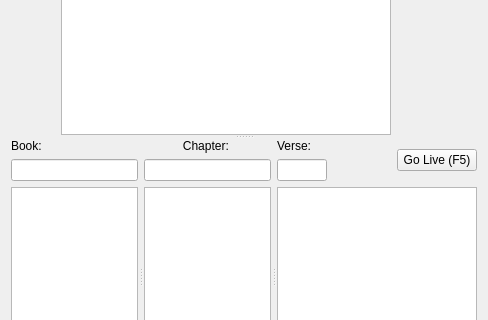
Qt form src/ui/biblewidget.ui (Pmedvedskiy/softprojector) before a commit; both pictures show x 0 to 488 and y 126 to 446 of the 488 by 772 pixel window.
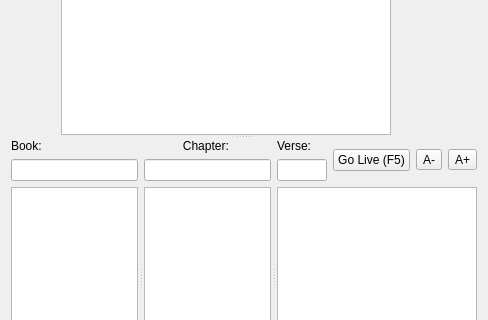
The same form after that commit. Icons and pictures are not drawn.

Commit message: Add A-/A+ buttons to size the Bible verse list, saved with the window layout

Diff of the .ui file:
```diff
--- a/src/ui/biblewidget.ui
+++ b/src/ui/biblewidget.ui
@@ -528,11 +528,24 @@
               </widget>
              </item>
              <item>
-              <layout class="QVBoxLayout" name="verticalLayout_5">
-               <property name="spacing">
-                <number>0</number>
+              <widget class="QToolButton" name="btnVerseTextSmaller">
+               <property name="toolTip">
+                <string>Smaller verse text</string>
                </property>
-              </layout>
+               <property name="text">
+                <string notr="true">A-</string>
+               </property>
+              </widget>
+             </item>
+             <item>
+              <widget class="QToolButton" name="btnVerseTextBigger">
+               <property name="toolTip">
+                <string>Larger verse text</string>
+               </property>
+               <property name="text">
+                <string notr="true">A+</string>
+               </property>
+              </widget>
              </item>
             </layout>
            </item>
```
The commit also changes 6 other files.
